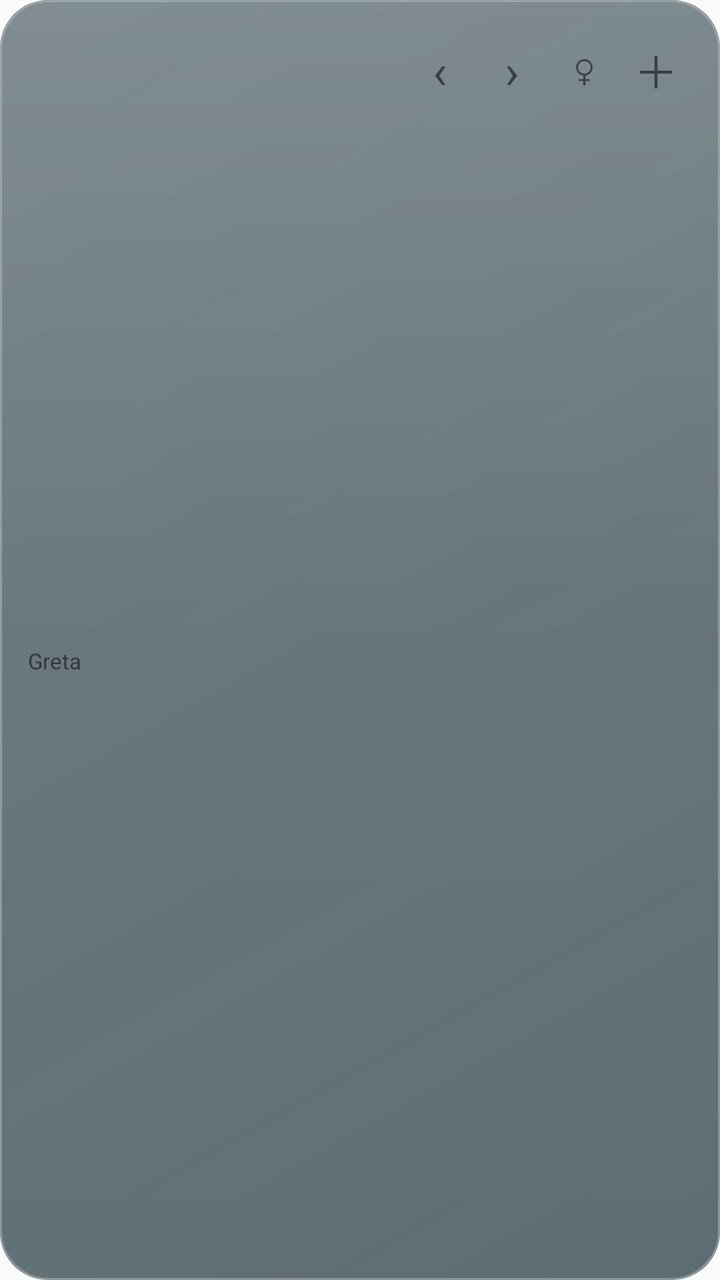
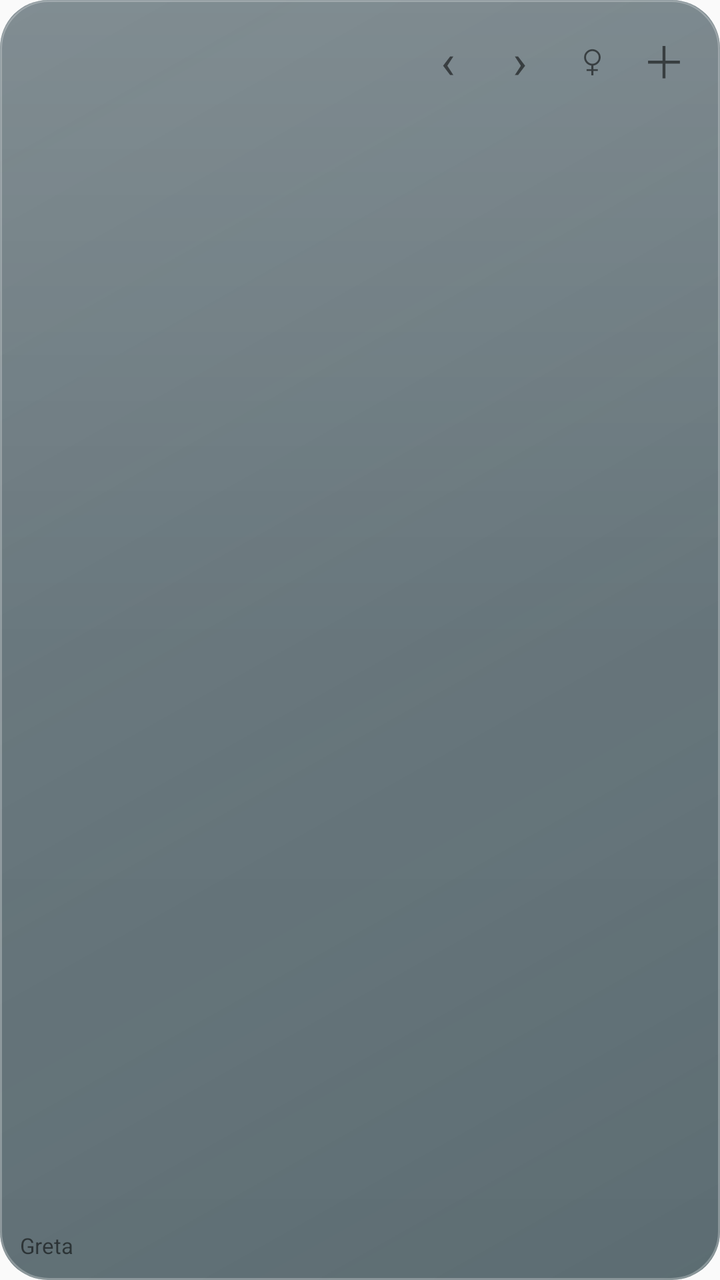

The first picture is an Android layout as it rendered before a commit; the second is the same layout after the commit. The layout source and the unified diff follow.
<!-- AndroidManifest.xml: application theme android:Theme.Material.Light.NoActionBar -->
<!-- res/layout/calendar_widget.xml -->
<LinearLayout xmlns:android="http://schemas.android.com/apk/res/android" android:id="@+id/calendar_widget_root" android:layout_width="match_parent" android:layout_height="match_parent" android:orientation="vertical" android:padding="14dp" android:background="@drawable/calendar_widget_dark">
 <LinearLayout android:id="@+id/widget_header" android:layout_width="match_parent" android:layout_height="42dp" android:gravity="center_vertical">
  <TextView android:id="@+id/widget_month" android:layout_width="0dp" android:layout_weight="1" android:layout_height="match_parent" android:gravity="center_vertical" android:textSize="18sp"/>
  <TextView android:id="@+id/widget_prev" android:layout_width="36dp" android:layout_height="match_parent" android:gravity="center" android:text="‹" android:textSize="24sp" android:contentDescription="上个月"/>
  <TextView android:id="@+id/widget_next" android:layout_width="36dp" android:layout_height="match_parent" android:gravity="center" android:text="›" android:textSize="24sp" android:contentDescription="下个月"/>
  <TextView android:id="@+id/widget_cycle" android:layout_width="36dp" android:layout_height="match_parent" android:gravity="center" android:text="♀" android:textSize="20sp" android:contentDescription="显示或隐藏大姨妈内容"/>
  <TextView android:id="@+id/widget_add" android:layout_width="36dp" android:layout_height="match_parent" android:gravity="center" android:text="＋" android:textSize="22sp" android:contentDescription="添加日期"/>
 </LinearLayout>
 <FrameLayout android:id="@+id/widget_calendar_frame" android:layout_width="match_parent" android:layout_height="260dp">
  <ImageView android:id="@+id/widget_calendar_image" android:layout_width="match_parent" android:layout_height="match_parent" android:scaleType="fitXY" android:importantForAccessibility="no"/>
  <LinearLayout android:layout_width="match_parent" android:layout_height="match_parent" android:orientation="vertical"><TextView android:layout_width="match_parent" android:layout_height="24dp" android:importantForAccessibility="no"/><LinearLayout android:id="@+id/widget_calendar_hits" android:layout_width="match_parent" android:layout_height="0dp" android:layout_weight="1" android:orientation="vertical"/></LinearLayout>
 </FrameLayout>
 <LinearLayout android:id="@+id/widget_events" android:layout_width="match_parent" android:layout_height="wrap_content" android:orientation="vertical"/>
 <TextView android:id="@+id/widget_summary" android:layout_width="match_parent" android:layout_height="wrap_content" android:paddingTop="7dp" android:textSize="11sp" android:text="Greta"/>
</LinearLayout>
<!-- resources referenced by this layout -->
<resources>
  <!-- drawable calendar_widget_dark (drawable) -->
  <layer-list xmlns:android="http://schemas.android.com/apk/res/android">
      <item>
          <shape>
              <gradient android:angle="315" android:startColor="#99122933" android:endColor="#B3193038" />
              <corners android:radius="24dp" />
          </shape>
      </item>
      <item>
          <shape>
              <gradient android:angle="270" android:startColor="#20FFFFFF" android:centerColor="#04FFFFFF" android:endColor="#00FFFFFF" />
              <corners android:radius="24dp" />
              <stroke android:width="1dp" android:color="#45FFFFFF" />
          </shape>
      </item>
  </layer-list>
</resources>

<!-- the commit's change to res/layout/calendar_widget.xml (unified diff, before → after) -->
@@ -1,5 +1,5 @@
-<LinearLayout xmlns:android="http://schemas.android.com/apk/res/android" android:id="@+id/calendar_widget_root" android:layout_width="match_parent" android:layout_height="match_parent" android:orientation="vertical" android:padding="14dp" android:background="@drawable/calendar_widget_dark">
- <LinearLayout android:id="@+id/widget_header" android:layout_width="match_parent" android:layout_height="42dp" android:gravity="center_vertical">
+<LinearLayout xmlns:android="http://schemas.android.com/apk/res/android" android:id="@+id/calendar_widget_root" android:layout_width="match_parent" android:layout_height="match_parent" android:orientation="vertical" android:padding="10dp" android:background="@drawable/calendar_widget_dark">
+ <LinearLayout android:id="@+id/widget_header" android:layout_width="match_parent" android:layout_height="40dp" android:gravity="center_vertical">
   <TextView android:id="@+id/widget_month" android:layout_width="0dp" android:layout_weight="1" android:layout_height="match_parent" android:gravity="center_vertical" android:textSize="18sp"/>
   <TextView android:id="@+id/widget_prev" android:layout_width="36dp" android:layout_height="match_parent" android:gravity="center" android:text="‹" android:textSize="24sp" android:contentDescription="上个月"/>
   <TextView android:id="@+id/widget_next" android:layout_width="36dp" android:layout_height="match_parent" android:gravity="center" android:text="›" android:textSize="24sp" android:contentDescription="下个月"/>
@@ -10,6 +10,6 @@
   <ImageView android:id="@+id/widget_calendar_image" android:layout_width="match_parent" android:layout_height="match_parent" android:scaleType="fitXY" android:importantForAccessibility="no"/>
   <LinearLayout android:layout_width="match_parent" android:layout_height="match_parent" android:orientation="vertical"><TextView android:layout_width="match_parent" android:layout_height="24dp" android:importantForAccessibility="no"/><LinearLayout android:id="@+id/widget_calendar_hits" android:layout_width="match_parent" android:layout_height="0dp" android:layout_weight="1" android:orientation="vertical"/></LinearLayout>
  </FrameLayout>
- <LinearLayout android:id="@+id/widget_events" android:layout_width="match_parent" android:layout_height="wrap_content" android:orientation="vertical"/>
+ <ListView android:id="@+id/widget_events" android:layout_width="match_parent" android:layout_height="0dp" android:layout_weight="1" android:divider="@null" android:scrollbars="vertical" android:contentDescription="接下来的事情，可滚动查看"/>
  <TextView android:id="@+id/widget_summary" android:layout_width="match_parent" android:layout_height="wrap_content" android:paddingTop="7dp" android:textSize="11sp" android:text="Greta"/>
 </LinearLayout>
